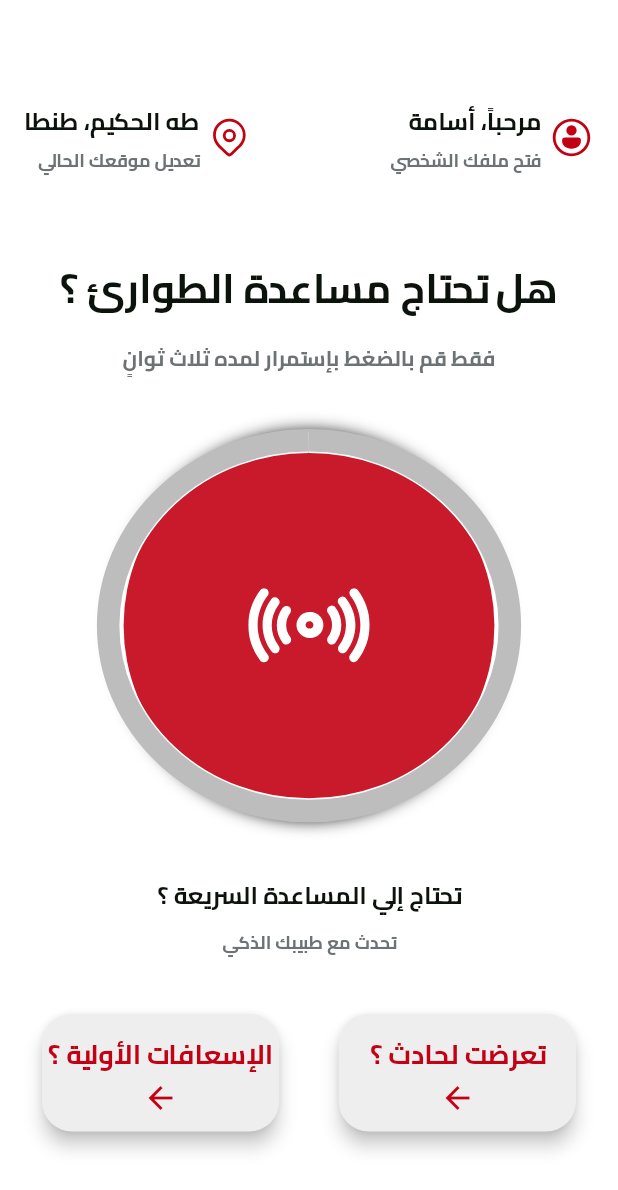
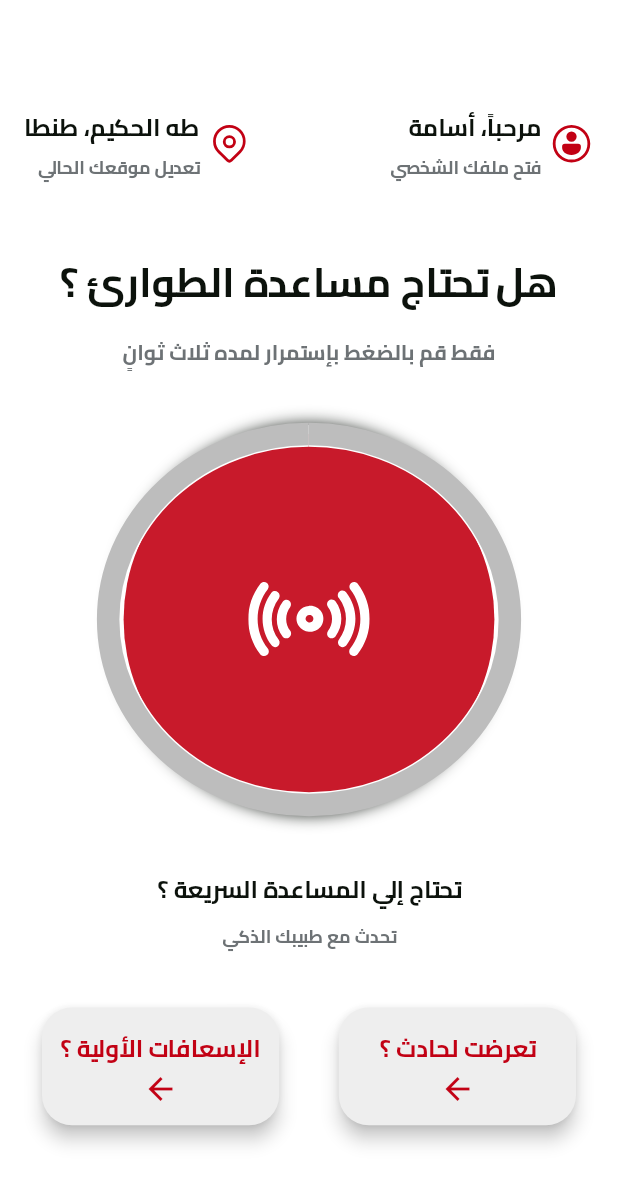
Before and after one commit to kareemhamed4/es3fny_user_app, a Flutter app: the HomeScreen screen opened directly, on a phone screen of 412 x 824 dp. Shown: the top 1190 px of the screen. Run offline on Flutter 3.47's test engine with Material 2 defaults, Android fonts, the phone set to English and light mode, and no system bars; our stand-ins replace fluentui_system_icons, flutter_bloc, flutter_markdown, flutter_svg, fluttertoast, hexcolor and 4 more; accounts and stored records are empty.

Commit message:
Advanced Logic by Kareem

```diff
--- a/lib/modules/home/home_screen.dart
+++ b/lib/modules/home/home_screen.dart
@@ -2,6 +2,8 @@ import 'package:es3fny_user_app/app_localization.dart';
 import 'package:es3fny_user_app/layout/cubit/cubit.dart';
 import 'package:es3fny_user_app/layout/cubit/states.dart';
 import 'package:es3fny_user_app/main_button/main_button.dart';
+import 'package:es3fny_user_app/modules/edit_location/edit_location_screen.dart';
+import 'package:es3fny_user_app/shared/components/components.dart';
 import 'package:es3fny_user_app/shared/styles/colors.dart';
 import 'package:fluentui_system_icons/fluentui_system_icons.dart';
 import 'package:flutter/material.dart';
@@ -82,7 +84,7 @@ class _HomeScreenState extends State<HomeScreen> {
                                     ),
                                     InkWell(
                                       onTap: (){
-                                        LayoutCubit.get(context).changeIndex(3);
+                                        NavigateTo(context: context, widget: const EditLocationScreen());
                                       },
                                       child: Text(
                                         "address_caption".tr(context),
@@ -96,7 +98,7 @@ class _HomeScreenState extends State<HomeScreen> {
                           ],
                         ),
                         SizedBox(
-                          height: size.height * 0.06,
+                          height: size.height * 0.05,
                         ),
                         Text(
                           "need_ems".tr(context),
@@ -164,7 +166,7 @@ class _HomeScreenState extends State<HomeScreen> {
                                           style: Theme.of(context)
                                               .textTheme
                                               .bodyText2!
-                                              .copyWith(fontSize: 18, color: myFavColor),
+                                              .copyWith(fontSize: 16, color: myFavColor),
                                         ),
                                         Icon(
                                           (Icons.arrow_forward),
@@ -194,7 +196,7 @@ class _HomeScreenState extends State<HomeScreen> {
                                           style: Theme.of(context)
                                               .textTheme
                                               .bodyText2!
-                                              .copyWith(fontSize: 18, color: myFavColor),
+                                              .copyWith(fontSize: 16, color: myFavColor),
                                         ),
                                         Icon(
                                           (Icons.arrow_forward),
```
